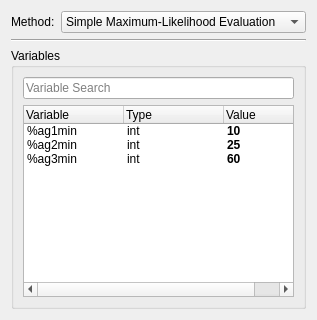
Before: the Qt Designer form src/view/ui/processing_info.ui in EinDamian/discrete-choice, drawn with Qt 5.
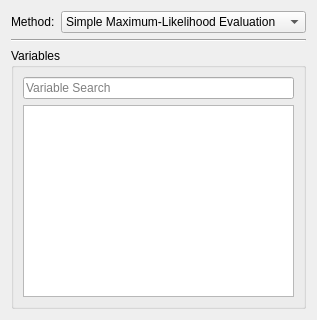
After: the same form once the commit is applied.

Commit message: change Qt widgets to views

Diff of the .ui file:
```diff
--- a/src/view/ui/processing_info.ui
+++ b/src/view/ui/processing_info.ui
@@ -49,85 +49,13 @@
        </widget>
       </item>
       <item>
-       <widget class="QTreeWidget" name="table">
+       <widget class="QTreeView" name="table">
         <property name="indentation">
          <number>0</number>
         </property>
-        <attribute name="headerDefaultSectionSize">
+        <attribute name="headerMinimumSectionSize">
          <number>100</number>
         </attribute>
-        <column>
-         <property name="text">
-          <string>Variable</string>
-         </property>
-        </column>
-        <column>
-         <property name="text">
-          <string>Type</string>
-         </property>
-        </column>
-        <column>
-         <property name="text">
-          <string>Value</string>
-         </property>
-        </column>
-        <item>
-         <property name="text">
-          <string>%ag1min</string>
-         </property>
-         <property name="text">
-          <string>int</string>
-         </property>
-         <property name="text">
-          <string>10</string>
-         </property>
-         <property name="font">
-          <font>
-           <bold>true</bold>
-          </font>
-         </property>
-         <property name="flags">
-          <set>ItemIsSelectable|ItemIsEditable|ItemIsDragEnabled|ItemIsDropEnabled|ItemIsUserCheckable|ItemIsEnabled</set>
-         </property>
-        </item>
-        <item>
-         <property name="text">
-          <string>%ag2min</string>
-         </property>
-         <property name="text">
-          <string>int</string>
-         </property>
-         <property name="text">
-          <string>25</string>
-         </property>
-         <property name="font">
-          <font>
-           <bold>true</bold>
-          </font>
-         </property>
-         <property name="flags">
-          <set>ItemIsSelectable|ItemIsEditable|ItemIsDragEnabled|ItemIsDropEnabled|ItemIsUserCheckable|ItemIsEnabled</set>
-         </property>
-        </item>
-        <item>
-         <property name="text">
-          <string>%ag3min</string>
-         </property>
-         <property name="text">
-          <string>int</string>
-         </property>
-         <property name="text">
-          <string>60</string>
-         </property>
-         <property name="font">
-          <font>
-           <bold>true</bold>
-          </font>
-         </property>
-         <property name="flags">
-          <set>ItemIsSelectable|ItemIsEditable|ItemIsDragEnabled|ItemIsDropEnabled|ItemIsUserCheckable|ItemIsEnabled</set>
-         </property>
-        </item>
        </widget>
       </item>
      </layout>
```
The commit also changes 3 other files.
